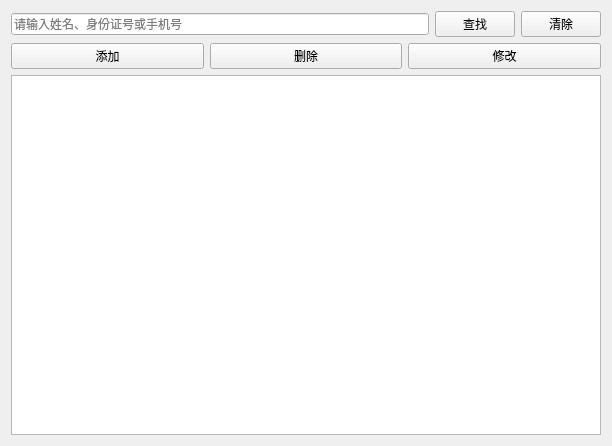
This is patienceview.ui in Bypositive/Qt_Experience03 as Qt 5 draws it before an edit. The edited form follows.
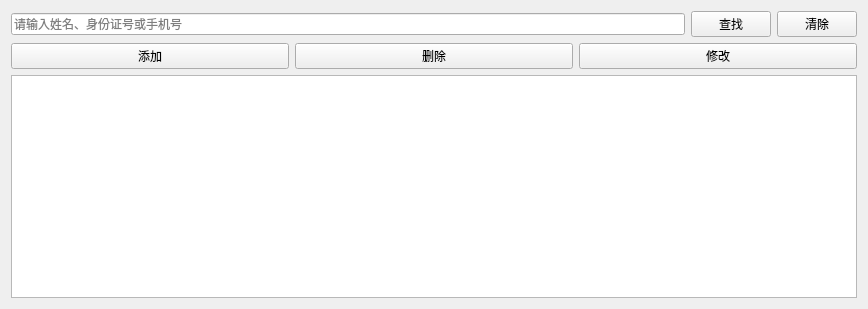
This is the edited form.

Diff of the .ui file:
```diff
--- a/patienceview.ui
+++ b/patienceview.ui
@@ -6,8 +6,8 @@
    <rect>
     <x>0</x>
     <y>0</y>
-    <width>612</width>
-    <height>446</height>
+    <width>868</width>
+    <height>309</height>
    </rect>
   </property>
   <property name="windowTitle">
```
